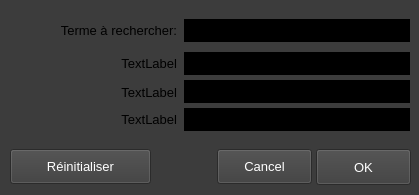
Qt form ui/yeroth-erp-search-form.ui (xnoumbissinoundou/yeroth-erp-3.0) before a commit.
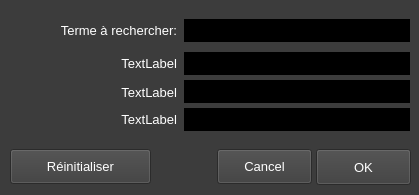
The same form after that commit. Custom widgets are drawn as their Qt base class.

Commit message: On branch master 	modified:   ui/yeroth-erp-search-form.ui

Diff of the .ui file:
```diff
--- a/ui/yeroth-erp-search-form.ui
+++ b/ui/yeroth-erp-search-form.ui
@@ -443,9 +443,9 @@
       <colorrole role="WindowText">
        <brush brushstyle="SolidPattern">
         <color alpha="255">
-         <red>0</red>
-         <green>0</green>
-         <blue>0</blue>
+         <red>255</red>
+         <green>255</green>
+         <blue>255</blue>
         </color>
        </brush>
       </colorrole>
@@ -497,9 +497,9 @@
       <colorrole role="Text">
        <brush brushstyle="SolidPattern">
         <color alpha="255">
-         <red>0</red>
-         <green>0</green>
-         <blue>0</blue>
+         <red>255</red>
+         <green>255</green>
+         <blue>255</blue>
         </color>
        </brush>
       </colorrole>
@@ -515,9 +515,9 @@
       <colorrole role="ButtonText">
        <brush brushstyle="SolidPattern">
         <color alpha="255">
-         <red>0</red>
-         <green>0</green>
-         <blue>0</blue>
+         <red>255</red>
+         <green>255</green>
+         <blue>255</blue>
         </color>
        </brush>
       </colorrole>
@@ -580,9 +580,9 @@
       <colorrole role="WindowText">
        <brush brushstyle="SolidPattern">
         <color alpha="255">
-         <red>0</red>
-         <green>0</green>
-         <blue>0</blue>
+         <red>255</red>
+         <green>255</green>
+         <blue>255</blue>
         </color>
        </brush>
       </colorrole>
@@ -634,9 +634,9 @@
       <colorrole role="Text">
        <brush brushstyle="SolidPattern">
         <color alpha="255">
-         <red>0</red>
-         <green>0</green>
-         <blue>0</blue>
+         <red>255</red>
+         <green>255</green>
+         <blue>255</blue>
         </color>
        </brush>
       </colorrole>
@@ -652,9 +652,9 @@
       <colorrole role="ButtonText">
        <brush brushstyle="SolidPattern">
         <color alpha="255">
-         <red>0</red>
-         <green>0</green>
-         <blue>0</blue>
+         <red>255</red>
+         <green>255</green>
+         <blue>255</blue>
         </color>
        </brush>
       </colorrole>
@@ -2206,27 +2206,27 @@
       <colorrole role="WindowText">
        <brush brushstyle="SolidPattern">
         <color alpha="255">
-         <red>0</red>
-         <green>0</green>
-         <blue>0</blue>
+         <red>255</red>
+         <green>255</green>
+         <blue>255</blue>
         </color>
        </brush>
       </colorrole>
       <colorrole role="Text">
        <brush brushstyle="SolidPattern">
         <color alpha="255">
-         <red>0</red>
-         <green>0</green>
-         <blue>0</blue>
+         <red>255</red>
+         <green>255</green>
+         <blue>255</blue>
         </color>
        </brush>
       </colorrole>
       <colorrole role="ButtonText">
        <brush brushstyle="SolidPattern">
         <color alpha="255">
-         <red>0</red>
-         <green>0</green>
-         <blue>0</blue>
+         <red>255</red>
+         <green>255</green>
+         <blue>255</blue>
         </color>
        </brush>
       </colorrole>
@@ -2235,27 +2235,27 @@
       <colorrole role="WindowText">
        <brush brushstyle="SolidPattern">
         <color alpha="255">
-         <red>0</red>
-         <green>0</green>
-         <blue>0</blue>
+         <red>255</red>
+         <green>255</green>
+         <blue>255</blue>
         </color>
        </brush>
       </colorrole>
       <colorrole role="Text">
        <brush brushstyle="SolidPattern">
         <color alpha="255">
-         <red>0</red>
-         <green>0</green>
-         <blue>0</blue>
+         <red>255</red>
+         <green>255</green>
+         <blue>255</blue>
         </color>
        </brush>
       </colorrole>
       <colorrole role="ButtonText">
        <brush brushstyle="SolidPattern">
         <color alpha="255">
-         <red>0</red>
-         <green>0</green>
-         <blue>0</blue>
+         <red>255</red>
+         <green>255</green>
+         <blue>255</blue>
         </color>
        </brush>
       </colorrole>
@@ -2318,27 +2318,27 @@
       <colorrole role="WindowText">
        <brush brushstyle="SolidPattern">
         <color alpha="255">
-         <red>0</red>
-         <green>0</green>
-         <blue>0</blue>
+         <red>255</red>
+         <green>255</green>
+         <blue>255</blue>
         </color>
        </brush>
       </colorrole>
       <colorrole role="Text">
        <brush brushstyle="SolidPattern">
         <color alpha="255">
-         <red>0</red>
-         <green>0</green>
-         <blue>0</blue>
+         <red>255</red>
+         <green>255</green>
+         <blue>255</blue>
         </color>
        </brush>
       </colorrole>
       <colorrole role="ButtonText">
        <brush brushstyle="SolidPattern">
         <color alpha="255">
-         <red>0</red>
-         <green>0</green>
-         <blue>0</blue>
+         <red>255</red>
+         <green>255</green>
+         <blue>255</blue>
         </color>
        </brush>
       </colorrole>
@@ -2347,27 +2347,27 @@
       <colorrole role="WindowText">
        <brush brushstyle="SolidPattern">
         <color alpha="255">
-         <red>0</red>
-         <green>0</green>
-         <blue>0</blue>
+         <red>255</red>
+         <green>255</green>
+         <blue>255</blue>
         </color>
        </brush>
       </colorrole>
       <colorrole role="Text">
        <brush brushstyle="SolidPattern">
         <color alpha="255">
-         <red>0</red>
-         <green>0</green>
-         <blue>0</blue>
+         <red>255</red>
+         <green>255</green>
+         <blue>255</blue>
         </color>
        </brush>
       </colorrole>
       <colorrole role="ButtonText">
        <brush brushstyle="SolidPattern">
         <color alpha="255">
-         <red>0</red>
-         <green>0</green>
-         <blue>0</blue>
+         <red>255</red>
+         <green>255</green>
+         <blue>255</blue>
         </color>
        </brush>
       </colorrole>
@@ -2430,27 +2430,27 @@
       <colorrole role="WindowText">
        <brush brushstyle="SolidPattern">
         <color alpha="255">
-         <red>0</red>
-         <green>0</green>
-         <blue>0</blue>
+         <red>255</red>
+         <green>255</green>
+         <blue>255</blue>
         </color>
        </brush>
       </colorrole>
       <colorrole role="Text">
        <brush brushstyle="SolidPattern">
         <color alpha="255">
-         <red>0</red>
-         <green>0</green>
-         <blue>0</blue>
+         <red>255</red>
+         <green>255</green>
+         <blue>255</blue>
         </color>
        </brush>
       </colorrole>
       <colorrole role="ButtonText">
        <brush brushstyle="SolidPattern">
         <color alpha="255">
-         <red>0</red>
-         <green>0</green>
-         <blue>0</blue>
+         <red>255</red>
+         <green>255</green>
+         <blue>255</blue>
         </color>
        </brush>
       </colorrole>
@@ -2459,27 +2459,27 @@
       <colorrole role="WindowText">
        <brush brushstyle="SolidPattern">
         <color alpha="255">
-         <red>0</red>
-         <green>0</green>
-         <blue>0</blue>
+         <red>255</red>
+         <green>255</green>
+         <blue>255</blue>
         </color>
        </brush>
       </colorrole>
       <colorrole role="Text">
        <brush brushstyle="SolidPattern">
         <color alpha="255">
-         <red>0</red>
-         <green>0</green>
-         <blue>0</blue>
+         <red>255</red>
+         <green>255</green>
+         <blue>255</blue>
         </color>
        </brush>
       </colorrole>
       <colorrole role="ButtonText">
        <brush brushstyle="SolidPattern">
         <color alpha="255">
-         <red>0</red>
-         <green>0</green>
-         <blue>0</blue>
+         <red>255</red>
+         <green>255</green>
+         <blue>255</blue>
         </color>
        </brush>
       </colorrole>
```
